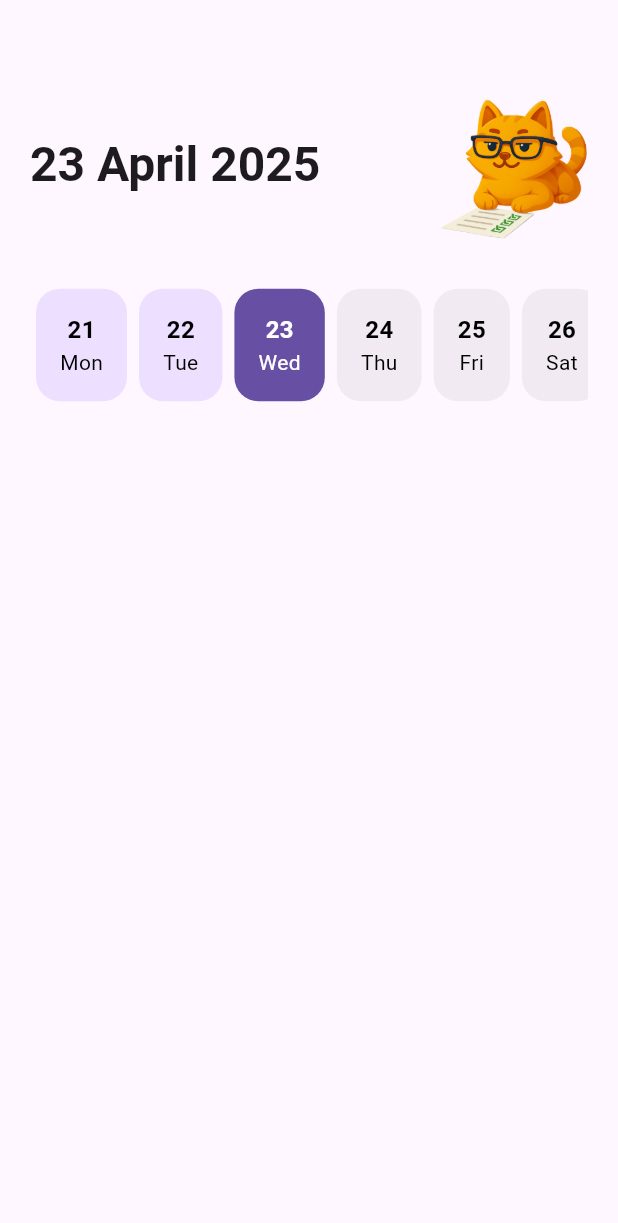
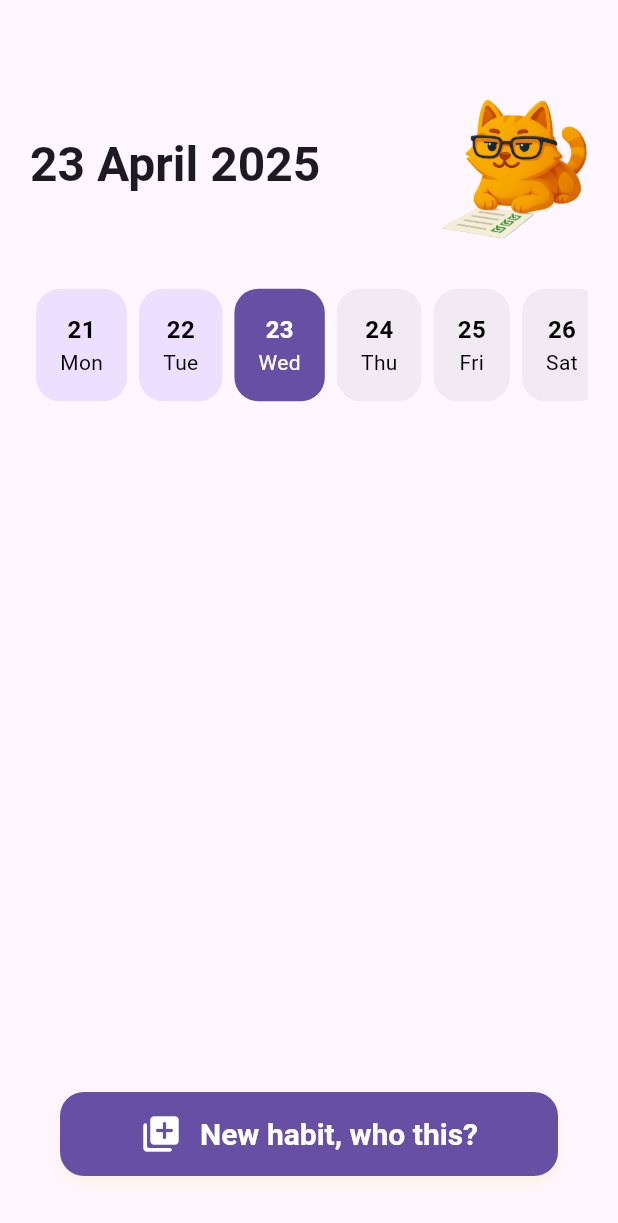
Before and after one commit to madramatic/Habitour, a Flutter app: the HomeScreen screen opened by its route, on a phone screen of 412 x 824 dp. Shown: the top 1223 px of the screen. Run offline on Flutter 3.47's test engine with Material 3 defaults, Android fonts, the phone set to English and light mode, and no system bars; our stand-ins replace go_router, google_fonts.

Commit message:
feat(ui): integrate SecondaryButton in home screen
- Integrated `SecondaryButton` in the `HomeScreen` for adding new habits.

```diff
--- a/lib/presentation/screens/home_screen.dart
+++ b/lib/presentation/screens/home_screen.dart
@@ -1,4 +1,5 @@
 import 'package:flutter/material.dart';
+import 'package:habitour/presentation/widgets/custom_button_widget.dart';
 import 'package:intl/intl.dart';
 import 'package:habitour/presentation/widgets/horizontal_calendar_widget.dart';
 
@@ -42,6 +43,14 @@ class _HomeScreenState extends State<HomeScreen> {
           ],
         ),
       ),
+      bottomNavigationBar: Padding(
+        padding: const EdgeInsets.all(40.0),
+        child: SecondaryButton(
+          label: "New habit, who this?",
+          onPressed: () {},
+          icon: Icons.my_library_add_rounded,
+        ),
+      ),
     );
   }
 }
```
